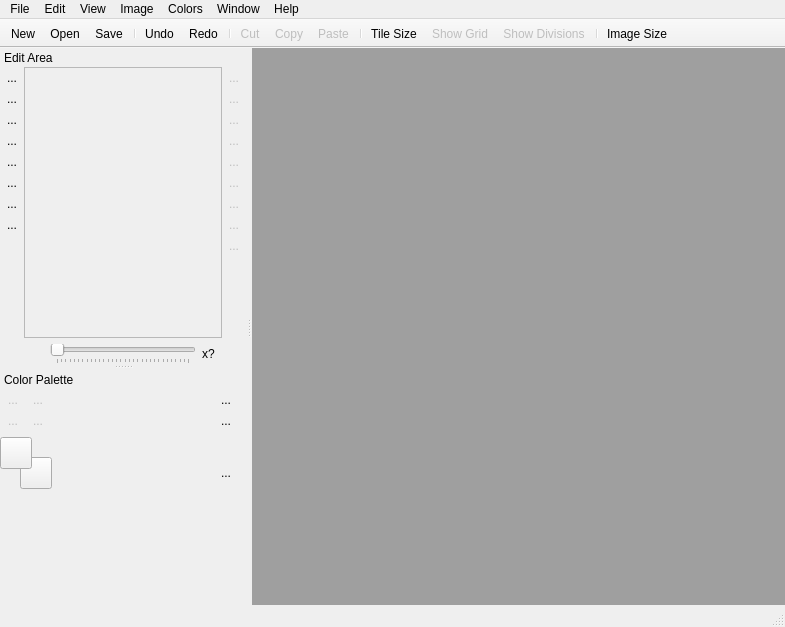
This is screens/main_window.ui in ricardobusta/pixelbooster as Qt 5 draws it before an edit. The edited form follows.
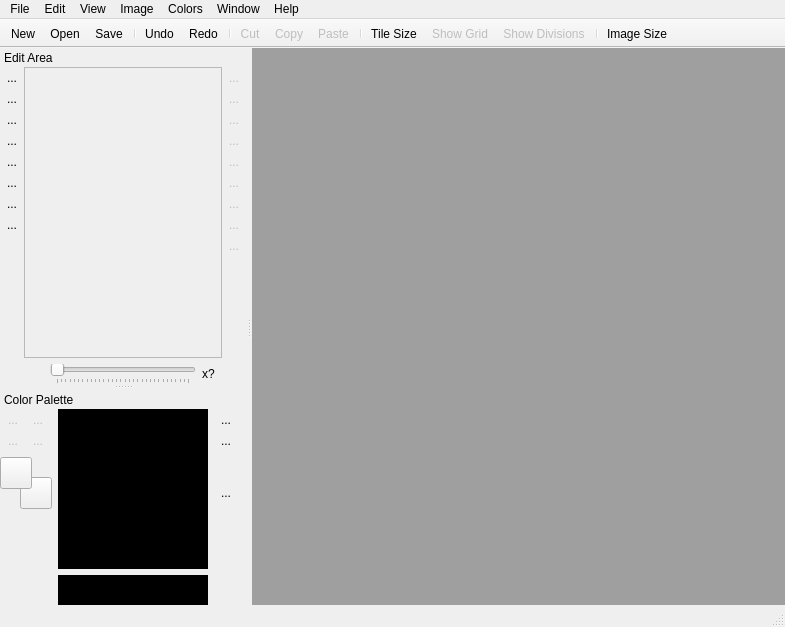
This is the edited form. Icons and pictures are not drawn. Custom widgets are drawn as their Qt base class.

Commit message: Attempt to fix zoom level bug. Changed the size of the gradient palette.

```diff
--- a/screens/main_window.ui
+++ b/screens/main_window.ui
@@ -374,7 +374,7 @@
             <x>0</x>
             <y>0</y>
             <width>199</width>
-            <height>283</height>
+            <height>294</height>
            </rect>
           </property>
           <layout class="QGridLayout" name="gridLayout">
@@ -1016,7 +1016,7 @@
       </layout>
      </item>
      <item>
-      <layout class="QVBoxLayout" name="verticalLayout_4">
+      <layout class="QVBoxLayout" name="verticalLayout_4" stretch="16,3">
        <property name="topMargin">
         <number>0</number>
        </property>
@@ -1034,6 +1034,9 @@
            <height>100</height>
           </size>
          </property>
+         <property name="styleSheet">
+          <string notr="true">background-color: black;</string>
+         </property>
         </widget>
        </item>
        <item>
@@ -1041,9 +1044,12 @@
          <property name="minimumSize">
           <size>
            <width>0</width>
-           <height>60</height>
+           <height>20</height>
           </size>
          </property>
+         <property name="styleSheet">
+          <string notr="true">background-color: black;</string>
+         </property>
         </widget>
        </item>
       </layout>
```
The commit also changes 1 other file.
